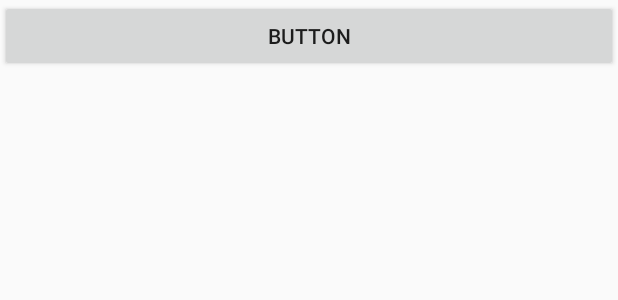
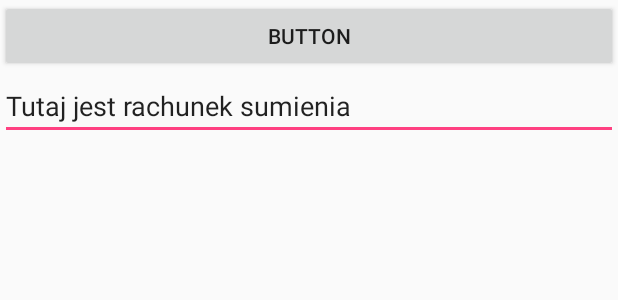
Before and after one commit to MooVx/Hackatheon, an Android app: the layout rachunek_layout.xml on its own in the app's theme, with its tools: preview values and no code run, on a phone screen of 412 x 824 dp. Shown: the top 300 px of the screen. Run offline under Robolectric (Android 15) with nearby library versions, the phone set to English and light mode, and no system bars.

Commit message:
przejscie do rachunek

```diff
--- a/SinsEraser/app/src/main/AndroidManifest.xml
+++ b/SinsEraser/app/src/main/AndroidManifest.xml
@@ -18,5 +18,9 @@
         </activity>
     </application>
 
+    <activity android:name=".Display"></activity>
+
+
+
 
 </manifest>
--- a/SinsEraser/app/src/main/res/layout/rachunek_layout.xml
+++ b/SinsEraser/app/src/main/res/layout/rachunek_layout.xml
@@ -8,4 +8,12 @@
         android:layout_width="match_parent"
         android:layout_height="wrap_content"
         android:text="Button" />
+
+    <EditText
+        android:id="@+id/editText"
+        android:layout_width="match_parent"
+        android:layout_height="wrap_content"
+        android:ems="10"
+        android:inputType="textPersonName"
+        android:text="Tutaj jest rachunek sumienia" />
 </LinearLayout>
--- a/SinsEraser/app/src/main/res/layout/wyszukaj_layout.xml
+++ b/SinsEraser/app/src/main/res/layout/wyszukaj_layout.xml
@@ -1,6 +1,7 @@
 <?xml version="1.0" encoding="utf-8"?>
 <LinearLayout xmlns:android="http://schemas.android.com/apk/res/android"
-    android:orientation="vertical" android:layout_width="match_parent"
-    android:layout_height="match_parent">
+    android:layout_width="match_parent"
+    android:layout_height="match_parent"
+    android:orientation="vertical">
 
 </LinearLayout>
```
Also changed, not shown: SinsEraser/app/src/main/java/beczka/sinseraser/DisplayRachunek.java (added, +19 -0 lines), SinsEraser/app/src/main/java/beczka/sinseraser/MainActivity.java (+17 -0 lines), SinsEraser/app/src/main/res/layout/activity_main.xml (+7 -5 lines).
